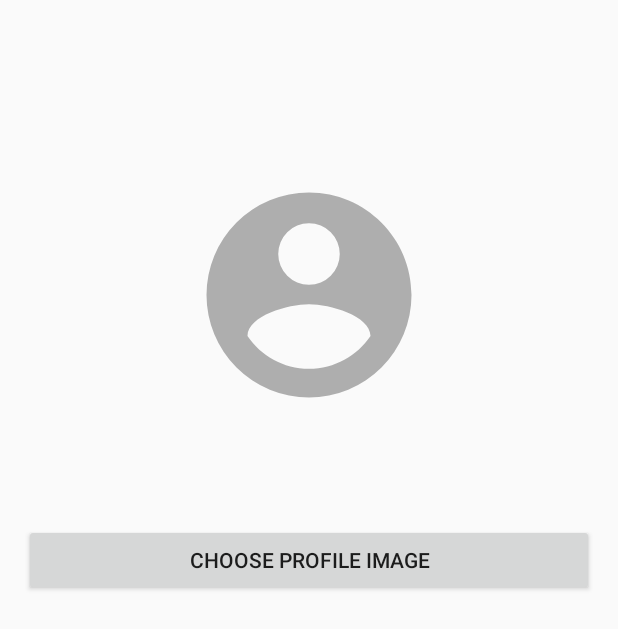
After one commit to tillathahun/Snuber, an Android app: the fragment UserImageFragment placed in its activity, on a phone screen of 412 x 824 dp. The commit adds this screen. Shown: the top 629 px of the screen. Run offline under Robolectric (Android 15) with nearby library versions, the phone set to English and light mode, and no system bars.

Commit message:
Implemented profile image choice page

```diff
--- /dev/null
+++ b/app/src/main/java/com/mylesspencertyler/snuber/fragment/UserImageFragment.java
@@ -0,0 +1,135 @@
+package com.mylesspencertyler.snuber.fragment;
+
+
+import android.content.ComponentName;
+import android.content.DialogInterface;
+import android.content.Intent;
+import android.content.pm.PackageManager;
+import android.content.pm.ResolveInfo;
+import android.net.Uri;
+import android.os.Bundle;
+import android.os.Environment;
+import android.os.Parcelable;
+import android.provider.MediaStore;
+import android.support.v4.app.Fragment;
+import android.support.v7.app.AlertDialog;
+import android.util.Log;
+import android.view.LayoutInflater;
+import android.view.View;
+import android.view.ViewGroup;
+import android.widget.Button;
+import android.widget.TextView;
+
+import com.mylesspencertyler.snuber.R;
+import com.mylesspencertyler.snuber.activity.LoginActivity;
+import com.mylesspencertyler.snuber.utils.Utils;
+
+import java.io.File;
+import java.util.ArrayList;
+import java.util.List;
+import java.util.UUID;
+
+import static android.app.Activity.RESULT_OK;
+
+/**
+ * Created by tyler on 2/24/2017.
+ */
+
+public class UserImageFragment extends Fragment implements View.OnClickListener {
+
+    private View view;
+    private Button chooseImage;
+    private TextView profileName;
+
+
+    private Uri outputFileUri;
+
+    private final int SELECT_PICTURE_REQUEST_CODE = 20;
+
+    @Override
+    public View onCreateView(LayoutInflater inflater, ViewGroup container,
+                             Bundle savedInstanceState) {
+        // Inflate the layout for this fragment
+
+        view = inflater.inflate(R.layout.fragment_userimage, container, false);
+
+        chooseImage = (Button) view.findViewById(R.id.btn_userimage);
+        chooseImage.setOnClickListener(this);
+
+        profileName = (TextView) view.findViewById(R.id.username_textView);
+        profileName.setText(Utils.readSharedSetting(getActivity(), StudentFragment.PREF_USERNAME_STUDENT, "User Name"));
+
+        return view;
+    }
+
+    @Override
+    public void onClick(View v) {
+       openImageIntent();
+    }
+
+    private void openImageIntent() {
+
+        // Determine Uri of camera image to save.
+        final File root = new File(Environment.getExternalStorageDirectory() + File.separator + "MyDir" + File.separator);
+        root.mkdirs();
+        final String fname = UUID.randomUUID().toString();
+        final File sdImageMainDirectory = new File(root, fname);
+        outputFileUri = Uri.fromFile(sdImageMainDirectory);
+
+        // Camera.
+        final List<Intent> cameraIntents = new ArrayList<Intent>();
+        final Intent captureIntent = new Intent(android.provider.MediaStore.ACTION_IMAGE_CAPTURE);
+        final PackageManager packageManager = getActivity().getPackageManager();
+        final List<ResolveInfo> listCam = packageManager.queryIntentActivities(captureIntent, 0);
+        for(ResolveInfo res : listCam) {
+            final String packageName = res.activityInfo.packageName;
+            final Intent intent = new Intent(captureIntent);
+            intent.setComponent(new ComponentName(res.activityInfo.packageName, res.activityInfo.name));
+            intent.setPackage(packageName);
+            intent.putExtra(MediaStore.EXTRA_OUTPUT, outputFileUri);
+            cameraIntents.add(intent);
+        }
+
+        // Filesystem.
+        final Intent galleryIntent = new Intent();
+        galleryIntent.setType("image/*");
+        galleryIntent.setAction(Intent.ACTION_GET_CONTENT);
+
+        // Chooser of filesystem options.
+        final Intent chooserIntent = Intent.createChooser(galleryIntent, "Select Source");
+
+        // Add the camera options.
+        chooserIntent.putExtra(Intent.EXTRA_INITIAL_INTENTS, cameraIntents.toArray(new Parcelable[cameraIntents.size()]));
+
+        startActivityForResult(chooserIntent, SELECT_PICTURE_REQUEST_CODE);
+    }
+
+    @Override
+    public void onActivityResult(int requestCode, int resultCode, Intent data) {
+        if (resultCode == RESULT_OK) {
+            if (requestCode == SELECT_PICTURE_REQUEST_CODE) {
+                final boolean isCamera;
+                if (data == null) {
+                    isCamera = true;
+                } else {
+                    final String action = data.getAction();
+                    if (action == null) {
+                        isCamera = false;
+                    } else {
+                        isCamera = action.equals(android.provider.MediaStore.ACTION_IMAGE_CAPTURE);
+                    }
+                }
+
+                Uri selectedImageUri;
+                if (isCamera) {
+                    selectedImageUri = outputFileUri;
+                } else {
+                    selectedImageUri = data == null ? null : data.getData();
+                }
+            }
+        }
+
+
+
+    }
+}
--- /dev/null
+++ b/app/src/main/res/drawable/ic_account_circle_24px.xml
@@ -0,0 +1,9 @@
+<vector xmlns:android="http://schemas.android.com/apk/res/android"
+        android:width="24dp"
+        android:height="24dp"
+        android:viewportWidth="24.0"
+        android:viewportHeight="24.0">
+    <path
+        android:fillColor="#FF000000"
+        android:pathData="M12,19.2C9.5,19.2 7.29,17.92 6,16C6.03,14 10,12.9 12,12.9C14,12.9 17.97,14 18,16C16.71,17.92 14.5,19.2 12,19.2M12,5A3,3 0,0 1,15 8A3,3 0,0 1,12 11A3,3 0,0 1,9 8A3,3 0,0 1,12 5M12,2A10,10 0,0 0,2 12A10,10 0,0 0,12 22A10,10 0,0 0,22 12C22,6.47 17.5,2 12,2Z"/>
+</vector>
--- /dev/null
+++ b/app/src/main/res/layout/fragment_userimage.xml
@@ -0,0 +1,54 @@
+<?xml version="1.0" encoding="utf-8"?>
+<LinearLayout xmlns:android="http://schemas.android.com/apk/res/android"
+    xmlns:tools="http://schemas.android.com/tools"
+    android:orientation="vertical" android:layout_width="match_parent"
+    android:layout_height="match_parent"
+    android:id="@+id/fragment_userimage">
+
+    <FrameLayout
+        android:layout_width="match_parent"
+        android:layout_height="274dp">
+
+        <ImageView
+            android:id="@+id/section_img_user"
+            android:layout_width="164dp"
+            android:layout_height="164dp"
+            android:layout_gravity="center"
+            android:adjustViewBounds="true"
+            android:alpha="0.30"
+            android:background="@drawable/ic_account_circle_24px"
+            android:scaleType="fitCenter"
+            android:layout_marginTop="60dp"/>
+    </FrameLayout>
+
+    <TextView
+        android:layout_width="match_parent"
+        android:layout_height="wrap_content"
+        android:id="@+id/username_textView"
+        android:text="@string/username"
+        android:gravity="center"
+        android:textSize="20sp"
+        android:layout_marginBottom="8dp" />
+
+    <LinearLayout
+        android:layout_width="match_parent"
+        android:layout_height="wrap_content"
+        android:layout_gravity="bottom"
+        android:gravity="center"
+        android:orientation="vertical"
+        android:padding="@dimen/activity_horizontal_margin">
+
+
+
+
+        <android.support.v7.widget.AppCompatButton
+            android:id="@+id/btn_userimage"
+            android:layout_width="fill_parent"
+            android:layout_height="wrap_content"
+            android:padding="12dp"
+            android:layout_marginTop="24dp"
+            android:text="@string/chooseImage"/>
+
+    </LinearLayout>
+
+</LinearLayout>
--- a/app/src/main/res/values/strings.xml
+++ b/app/src/main/res/values/strings.xml
@@ -23,4 +23,12 @@
     <string name="nameQuestion">What is your name?</string>
     <string name="name">Name</string>
     <string name="next">Next</string>
+
+    <string name="userImageQuestion">Choose your profile picture...</string>
+    <string name="chooseImage">Choose Profile Image</string>
+
+    <string name="gallery">Gallery</string>
+    <string name="takePicture">Take Picture</string>
+
+    <string name="username">Username</string>
 </resources>
```
Also changed, not shown: app/src/main/java/com/mylesspencertyler/snuber/fragment/DriverFragment.java (+38 -2 lines), app/src/main/java/com/mylesspencertyler/snuber/fragment/StudentFragment.java (+25 -2 lines).
